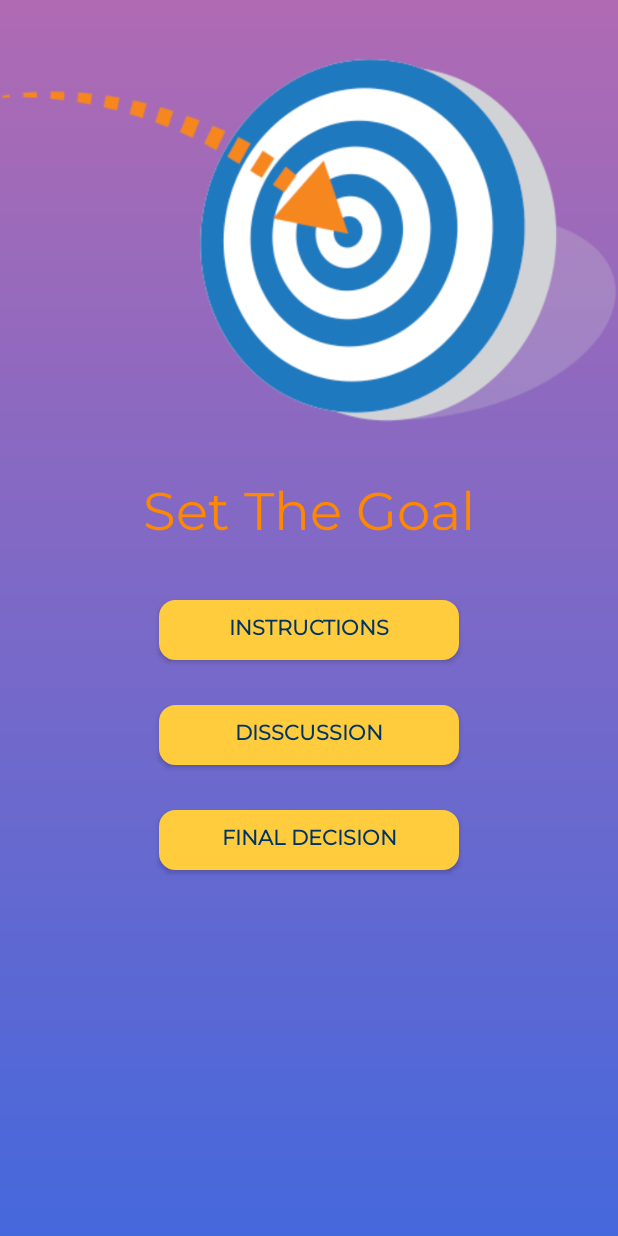
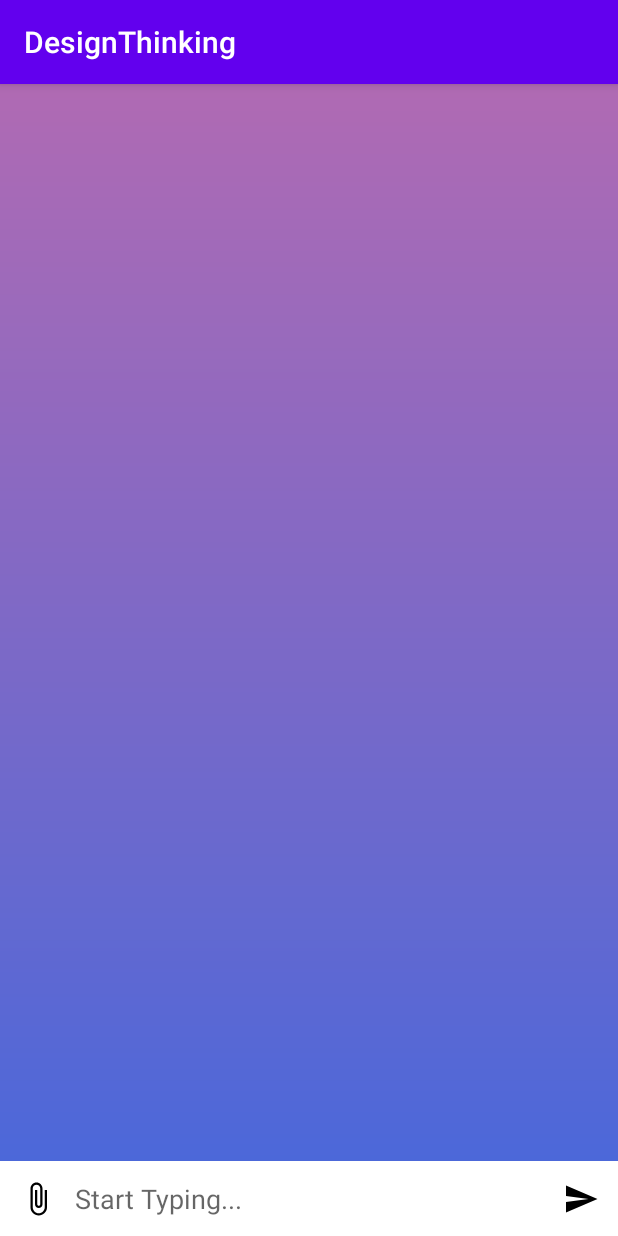
Before and after one commit to mohameddhouibi/DesignThinking, an Android app: the Step1Activity screen opened directly, with no data from a screen before it, after a tap on "DISSCUSSION", on a phone screen of 412 x 824 dp. Run offline under Robolectric (Android 15) with nearby library versions, the phone set to English and light mode, and no system bars; our stand-ins replace Firebase (no records; nobody signed in at launch, a user with empty details on screens opened directly); 1 statement that could not run was skipped.

Commit message:
DesignThinking

```diff
--- a/app/src/main/java/com/muhameddhouibi/designthinking/AdapterGroupChat.java
+++ b/app/src/main/java/com/muhameddhouibi/designthinking/AdapterGroupChat.java
@@ -27,7 +27,11 @@ public class AdapterGroupChat extends  RecyclerView.Adapter<AdapterGroupChat.Hol
 
     private Context context ;
     private ArrayList<ChatGroup> chatGroupList  ;
+
+
     private FirebaseAuth mauth ;
+
+
     public AdapterGroupChat(Context context, ArrayList<ChatGroup> chatGroupList) {
         this.context = context;
         this.chatGroupList = chatGroupList;
--- /dev/null
+++ b/app/src/main/java/com/muhameddhouibi/designthinking/ChatStepActivity.java
@@ -0,0 +1,110 @@
+package com.muhameddhouibi.designthinking;
+
+import androidx.annotation.NonNull;
+import androidx.appcompat.app.AppCompatActivity;
+import androidx.recyclerview.widget.RecyclerView;
+
+import android.os.Bundle;
+import android.text.TextUtils;
+import android.view.View;
+import android.widget.EditText;
+import android.widget.ImageButton;
+import android.widget.Toast;
+
+import com.google.android.gms.tasks.OnSuccessListener;
+import com.google.firebase.auth.FirebaseAuth;
+import com.google.firebase.database.DataSnapshot;
+import com.google.firebase.database.DatabaseError;
+import com.google.firebase.database.DatabaseReference;
+import com.google.firebase.database.FirebaseDatabase;
+import com.google.firebase.database.ValueEventListener;
+import com.muhameddhouibi.designthinking.Entity.ChatGroup;
+
+import java.util.ArrayList;
+import java.util.HashMap;
+
+public class ChatStepActivity extends AppCompatActivity {
+
+    ImageButton attach,send ;
+    EditText messageEt ;
+    String discussion ;
+    FirebaseAuth mAuth;
+    RecyclerView ChatRv ;
+    ArrayList<ChatGroup> chatGroups;
+    AdapterGroupChat adapterGroupChat ;
+    @Override
+    protected void onCreate(Bundle savedInstanceState) {
+        super.onCreate(savedInstanceState);
+        discussion  = getIntent().getStringExtra("discussion");
+        mAuth = FirebaseAuth.getInstance();
+        setContentView(R.layout.activity_chat_step);
+        attach=findViewById(R.id.attch_btn);
+        send=findViewById(R.id.send_btn);
+        messageEt=findViewById(R.id.messageEt);
+        ChatRv=findViewById(R.id.ChatRv);
+        loadGroupeMessages();
+
+        send.setOnClickListener(new View.OnClickListener() {
+            @Override
+            public void onClick(View v) {
+                String message = messageEt.getText().toString().trim();
+                if(TextUtils.isEmpty(message))
+                {
+                    Toast.makeText(ChatStepActivity.this,discussion,Toast.LENGTH_SHORT).show();
+                }else
+                {
+                    sendMessage(message);
+                }
+            }
+        });
+    }
+
+    private void loadGroupeMessages() {
+
+        chatGroups = new ArrayList<>();
+        DatabaseReference ref = FirebaseDatabase.getInstance().getReference("Discussions");
+        ref.child(discussion).child("Messages")
+                .addValueEventListener(new ValueEventListener() {
+                    @Override
+                    public void onDataChange(@NonNull DataSnapshot dataSnapshot) {
+                        chatGroups.clear();
+                        for (DataSnapshot ds:dataSnapshot.getChildren())
+                        {
+                            ChatGroup chatGroup = ds.getValue(ChatGroup.class);
+                            chatGroups.add(chatGroup);
+                        }
+                        adapterGroupChat = new AdapterGroupChat(ChatStepActivity.this,chatGroups);
+                        ChatRv.setAdapter(adapterGroupChat);
+                    }
+
+                    @Override
+                    public void onCancelled(@NonNull DatabaseError databaseError) {
+
+                    }
+                });
+    }
+
+    private void sendMessage(String message)
+    {
+        String timestamp = ""+System.currentTimeMillis();
+        HashMap<String,Object> hashMap = new HashMap<>();
+        hashMap.put("sender",""+mAuth.getCurrentUser().getDisplayName());
+        hashMap.put("message",""+message);
+        hashMap.put("timestamp",""+timestamp);
+        hashMap.put("typee",""+"Text");
+
+        DatabaseReference ref = FirebaseDatabase.getInstance().getReference("Discussions");
+        ref.child(discussion).child("Messages").child(timestamp).setValue(hashMap)
+                .addOnSuccessListener(new OnSuccessListener<Void>() {
+                    @Override
+                    public void onSuccess(Void aVoid) {
+
+                    }
+                });
+
+
+
+    }
+
+
+}
--- a/app/src/main/java/com/muhameddhouibi/designthinking/Steps/Step1Activity.java
+++ b/app/src/main/java/com/muhameddhouibi/designthinking/Steps/Step1Activity.java
@@ -17,7 +17,7 @@ import com.google.firebase.database.DatabaseError;
 import com.google.firebase.database.DatabaseReference;
 import com.google.firebase.database.FirebaseDatabase;
 import com.google.firebase.database.ValueEventListener;
-import com.muhameddhouibi.designthinking.DiscussionsActivity;
+import com.muhameddhouibi.designthinking.ChatStepActivity;
 import com.muhameddhouibi.designthinking.R;
 
 import java.util.HashMap;
@@ -186,8 +186,9 @@ public class Step1Activity extends AppCompatActivity {
                                 hashMap1.put("Player4",a4);
                                 hashMap1.put("Player5",a5);
                                 Discussions.child(roomname+"Step1").child("Participants").setValue(hashMap1);
-                                Intent i = new Intent(Step1Activity.this, DiscussionsActivity.class);
+                                Intent i = new Intent(Step1Activity.this, ChatStepActivity.class);
                                 i.putExtra("discussion",roomname+"Step1");
+                                startActivity(i);
                             }
                         });
             }
--- /dev/null
+++ b/app/src/main/res/layout/activity_chat_step.xml
@@ -0,0 +1,56 @@
+<?xml version="1.0" encoding="utf-8"?>
+<RelativeLayout xmlns:android="http://schemas.android.com/apk/res/android"
+    xmlns:app="http://schemas.android.com/apk/res-auto"
+    xmlns:tools="http://schemas.android.com/tools"
+    android:layout_width="match_parent"
+    android:layout_height="match_parent"
+    android:background="@drawable/back"
+    tools:context=".ChatStepActivity">
+    <androidx.recyclerview.widget.RecyclerView
+        android:id="@+id/ChatRv"
+        android:layout_width="match_parent"
+        android:layout_height="match_parent"
+        android:layout_above="@+id/chatlayout"
+        app:stackFromEnd="true"
+        tools:listitem="@layout/row_groupchat_left">
+
+    </androidx.recyclerview.widget.RecyclerView>
+
+
+    <LinearLayout
+        android:id="@+id/chatlayout"
+        android:layout_width="match_parent"
+        android:layout_height="wrap_content"
+        android:orientation="horizontal"
+        android:background="@color/colorWhite"
+        android:layout_alignParentBottom="true"
+        android:gravity="center_horizontal">
+
+        <ImageButton
+            android:id="@+id/attch_btn"
+            android:layout_width="50dp"
+            android:layout_height="50dp"
+            android:background="@null"
+            android:src="@drawable/ic_attach_file_black_24dp"></ImageButton>
+
+        <EditText
+            android:id="@+id/messageEt"
+            android:layout_width="wrap_content"
+            android:layout_height="match_parent"
+            android:layout_weight="1"
+            android:background="@null"
+            android:hint="Start Typing..."
+            android:inputType="textCapSentences|textImeMultiLine"></EditText>
+
+        <ImageButton
+            android:id="@+id/send_btn"
+            android:layout_width="50dp"
+            android:layout_height="50dp"
+            android:src="@drawable/ic_send_black_24dp"
+            android:background="@null">
+        </ImageButton>
+
+
+    </LinearLayout>
+
+</RelativeLayout>
```
Also changed, not shown: app/src/main/AndroidManifest.xml (+25 -12 lines).
